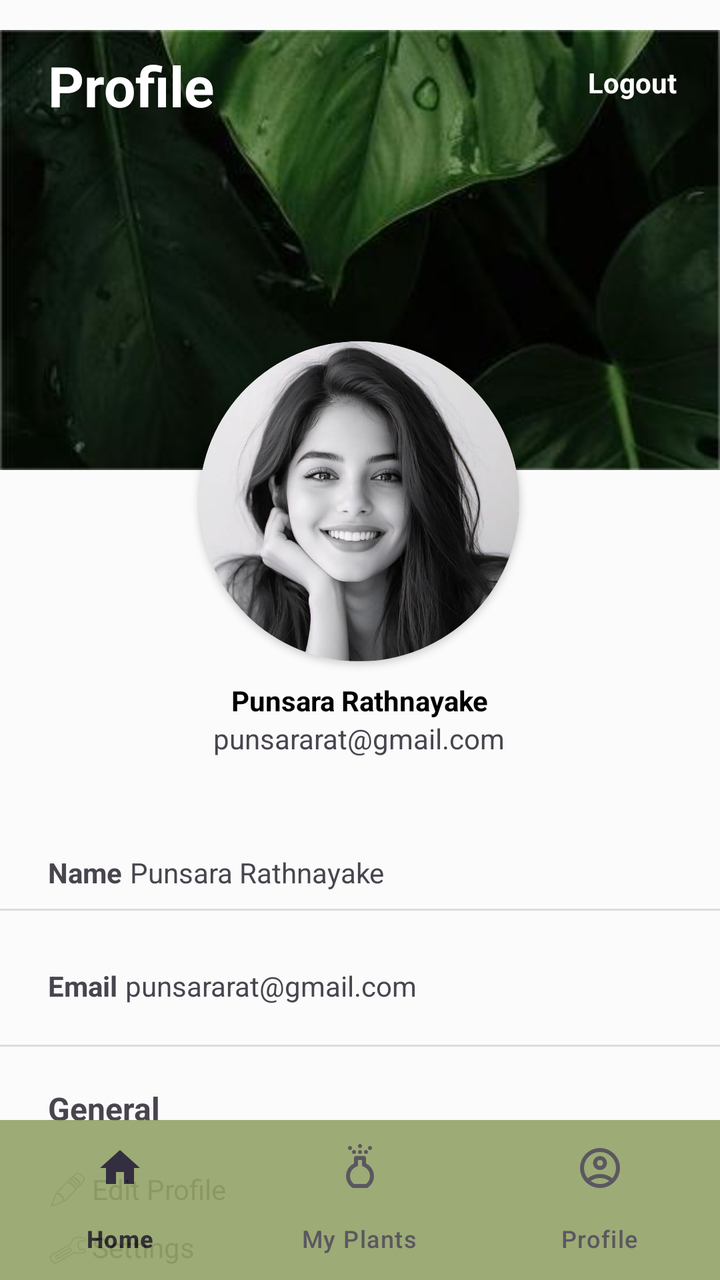
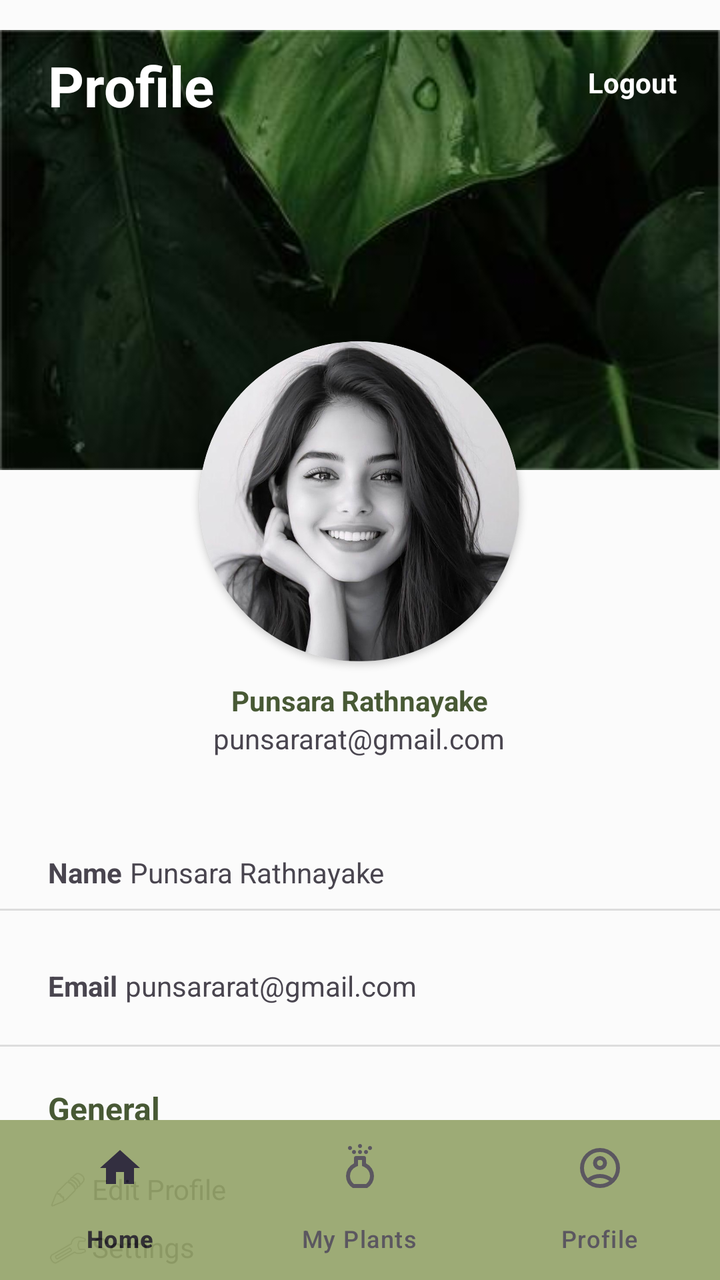

The first picture is an Android layout as it rendered before a commit; the second is the same layout after the commit. The layout source and the unified diff follow.
<!-- AndroidManifest.xml: application theme Theme.LabExam2 -->
<!-- res/layout/activity_profile.xml -->
<?xml version="1.0" encoding="utf-8"?>
<androidx.constraintlayout.widget.ConstraintLayout xmlns:android="http://schemas.android.com/apk/res/android"
    xmlns:app="http://schemas.android.com/apk/res-auto"
    xmlns:tools="http://schemas.android.com/tools"
    android:id="@+id/main"
    android:layout_width="match_parent"
    android:layout_height="match_parent"
    tools:context=".profile">



    <ImageView
        android:id="@+id/imageView6"
        android:layout_width="match_parent"
        android:layout_height="wrap_content"
        app:layout_constraintEnd_toEndOf="parent"
        app:srcCompat="@drawable/signup"
        tools:layout_editor_absoluteY="-2dp" />

    <TextView
        android:id="@+id/textView10"
        android:layout_width="wrap_content"
        android:layout_height="wrap_content"
        android:layout_marginStart="24dp"
        android:layout_marginTop="24dp"
        android:text="@string/profile"
        android:textColor="#ffffff
"
        android:textSize="28sp"
        android:textStyle="bold"
        app:layout_constraintStart_toStartOf="parent"
        app:layout_constraintTop_toTopOf="parent" />


    

    <androidx.cardview.widget.CardView
        android:id="@+id/cardView3"
        android:layout_width="160dp"
        android:layout_height="160dp"
        android:layout_marginTop="170dp"
        app:cardCornerRadius="100dp"
        app:layout_constraintBottom_toTopOf="@+id/bottomNavigationView"
        app:layout_constraintEnd_toEndOf="parent"
        app:layout_constraintHorizontal_bias="0.498"
        app:layout_constraintStart_toStartOf="parent"
        app:layout_constraintTop_toTopOf="parent"
        app:layout_constraintVertical_bias="0.003">

        <ImageView
            android:id="@+id/imageView10"
            android:layout_width="wrap_content"
            android:layout_height="wrap_content"
            app:srcCompat="@drawable/pp" />
    </androidx.cardview.widget.CardView>

    <com.google.android.material.bottomnavigation.BottomNavigationView
        android:id="@+id/bottomNavigationView"
        android:layout_width="0dp"
        android:layout_height="wrap_content"
        android:background="@color/my_secondary"
        android:alpha="0.9"
        app:itemRippleColor="@color/my_hover_color"
        app:layout_constraintBottom_toBottomOf="parent"
        app:layout_constraintEnd_toEndOf="parent"
        app:layout_constraintStart_toStartOf="parent"
        app:menu="@menu/bottomnav"/>

    <TextView
        android:id="@+id/textView32"
        android:layout_width="wrap_content"
        android:layout_height="wrap_content"
        android:layout_marginTop="10dp"
        android:text="Punsara Rathnayake"
        android:textColor="#000000"
        android:textStyle="bold"
        app:layout_constraintEnd_toEndOf="parent"
        app:layout_constraintStart_toStartOf="parent"
        app:layout_constraintTop_toBottomOf="@+id/cardView3" />

    <TextView
        android:id="@+id/textView33"
        android:layout_width="wrap_content"
        android:layout_height="wrap_content"
        android:text="punsararat@gmail.com"
        app:layout_constraintEnd_toEndOf="parent"
        app:layout_constraintHorizontal_bias="0.498"
        app:layout_constraintStart_toStartOf="parent"
        app:layout_constraintTop_toBottomOf="@+id/textView32" />

    <TextView
        android:id="@+id/textView34"
        android:layout_width="wrap_content"
        android:layout_height="wrap_content"
        android:layout_marginStart="24dp"
        android:layout_marginTop="48dp"
        android:text="Name"
        android:textStyle="bold"
        app:layout_constraintStart_toStartOf="parent"
        app:layout_constraintTop_toBottomOf="@+id/textView33" />

    <TextView
        android:id="@+id/textView35"
        android:layout_width="wrap_content"
        android:layout_height="wrap_content"
        android:layout_marginStart="4dp"
        android:layout_marginTop="48dp"
        android:text="Punsara Rathnayake"
        app:layout_constraintStart_toEndOf="@+id/textView34"
        app:layout_constraintTop_toBottomOf="@+id/textView33" />

    <View
        android:id="@+id/divider2"
        android:layout_width="409dp"
        android:layout_height="1dp"
        android:background="?android:attr/listDivider"
        app:layout_constraintBottom_toBottomOf="parent"
        app:layout_constraintEnd_toEndOf="parent"
        app:layout_constraintHorizontal_bias="1.0"
        app:layout_constraintStart_toStartOf="parent"
        app:layout_constraintTop_toBottomOf="@+id/textView35"
        app:layout_constraintVertical_bias="0.045" />

    <TextView
        android:id="@+id/textView36"
        android:layout_width="wrap_content"
        android:layout_height="wrap_content"
        android:layout_marginStart="24dp"
        android:layout_marginTop="28dp"
        android:text="Email"
        android:textStyle="bold"
        app:layout_constraintStart_toStartOf="parent"
        app:layout_constraintTop_toBottomOf="@+id/divider2" />

    <TextView
        android:id="@+id/textView37"
        android:layout_width="wrap_content"
        android:layout_height="wrap_content"
        android:layout_marginStart="4dp"
        android:layout_marginTop="28dp"
        android:text="punsararat@gmail.com"
        app:layout_constraintStart_toEndOf="@+id/textView36"
        app:layout_constraintTop_toBottomOf="@+id/divider2" />

    <View
        android:id="@+id/divider3"
        android:layout_width="409dp"
        android:layout_height="1dp"
        android:layout_marginTop="20dp"
        android:background="?android:attr/listDivider"
        app:layout_constraintTop_toBottomOf="@+id/textView37"
        tools:layout_editor_absoluteX="2dp" />

    <TextView
        android:id="@+id/textView38"
        android:layout_width="wrap_content"
        android:layout_height="wrap_content"
        android:layout_marginStart="24dp"
        android:layout_marginTop="20dp"
        android:text="General"
        android:textSize="16sp"
        android:textStyle="bold"
        app:layout_constraintStart_toStartOf="parent"
        app:layout_constraintTop_toBottomOf="@+id/divider3" />

    <ImageView
        android:id="@+id/imageView13"
        android:layout_width="20dp"
        android:layout_height="20dp"
        android:layout_marginStart="24dp"
        android:layout_marginTop="20dp"
        app:layout_constraintStart_toStartOf="parent"
        app:layout_constraintTop_toBottomOf="@+id/textView38"
        app:srcCompat="@android:drawable/ic_menu_edit" />

    <TextView
        android:id="@+id/textView39"
        android:layout_width="wrap_content"
        android:layout_height="wrap_content"
        android:layout_marginStart="2dp"
        android:layout_marginTop="20dp"
        android:text="Edit Profile"
        app:layout_constraintStart_toEndOf="@+id/imageView13"
        app:layout_constraintTop_toBottomOf="@+id/textView38" />

    <ImageView
        android:id="@+id/imageView16"
        android:layout_width="20dp"
        android:layout_height="20dp"
        android:layout_marginStart="24dp"
        android:layout_marginTop="10dp"
        app:layout_constraintStart_toStartOf="parent"
        app:layout_constraintTop_toBottomOf="@+id/imageView13"
        app:srcCompat="@android:drawable/ic_menu_manage" />

    <TextView
        android:id="@+id/textView40"
        android:layout_width="wrap_content"
        android:layout_height="wrap_content"
        android:layout_marginStart="2dp"
        android:layout_marginTop="10dp"
        android:text="Settings"
        app:layout_constraintStart_toEndOf="@+id/imageView16"
        app:layout_constraintTop_toBottomOf="@+id/textView39" />

    <TextView
        android:id="@+id/textView41"
        android:layout_width="wrap_content"
        android:layout_height="wrap_content"
        android:layout_marginStart="104dp"
        android:layout_marginBottom="120dp"
        android:text="Logout"
        android:textColor="#ffffff"
        android:textStyle="bold"
        app:layout_constraintBottom_toTopOf="@+id/cardView3"
        app:layout_constraintEnd_toEndOf="parent"
        app:layout_constraintHorizontal_bias="0.792"
        app:layout_constraintStart_toEndOf="@+id/textView10" />


</androidx.constraintlayout.widget.ConstraintLayout>
<!-- resources referenced by this layout -->
<resources>
  <color name="my_hover_color">#485935</color>
  <color name="my_secondary">#93A267</color>
  <!-- drawable pp: jpg bitmap (drawable, 53288 bytes) -->
  <!-- drawable signup: jpg bitmap (drawable, 10653 bytes) -->
  <string name="profile">Profile</string>
  <style name="Theme.LabExam2" parent="Base.Theme.LabExam2" />
  <style name="Base.Theme.LabExam2" parent="Theme.Material3.DayNight.NoActionBar">
          
          
  
          
          <item name="colorPrimary">@color/my_primary</item>
          <item name="colorPrimaryVariant">@color/my_primary</item>
          <item name="colorOnPrimary">@color/my_primary</item>
  
  
          
          <item name="colorSecondary">@color/my_secondary</item>
          <item name="colorSecondaryVariant">@color/my_secondary</item>
          <item name="colorOnSecondary">@color/my_secondary</item>
  
          
          <item name="android:statusBarColor">@color/my_primary</item>
          <item name="android:windowBackground">@color/my_primary</item>
  
  
      </style>
  <color name="my_primary">#FBFBFB</color>
</resources>

<!-- the commit's change to res/layout/activity_profile.xml (unified diff, before → after) -->
@@ -24,8 +24,7 @@
         android:layout_marginStart="24dp"
         android:layout_marginTop="24dp"
         android:text="@string/profile"
-        android:textColor="#ffffff
-"
+        android:textColor="@color/white"
         android:textSize="28sp"
         android:textStyle="bold"
         app:layout_constraintStart_toStartOf="parent"
@@ -72,7 +71,7 @@
         android:layout_height="wrap_content"
         android:layout_marginTop="10dp"
         android:text="Punsara Rathnayake"
-        android:textColor="#000000"
+        android:textColor="@color/my_accent"
         android:textStyle="bold"
         app:layout_constraintEnd_toEndOf="parent"
         app:layout_constraintStart_toStartOf="parent"
@@ -160,6 +159,7 @@
         android:text="General"
         android:textSize="16sp"
         android:textStyle="bold"
+        android:textColor="@color/my_accent"
         app:layout_constraintStart_toStartOf="parent"
         app:layout_constraintTop_toBottomOf="@+id/divider3" />
 
@@ -210,7 +210,9 @@
         android:layout_marginStart="104dp"
         android:layout_marginBottom="120dp"
         android:text="Logout"
-        android:textColor="#ffffff"
+        android:clickable="true"
+        android:focusable="true"
+        android:textColor="@color/white"
         android:textStyle="bold"
         app:layout_constraintBottom_toTopOf="@+id/cardView3"
         app:layout_constraintEnd_toEndOf="parent"
<!-- resource entries referenced after the edit -->
@@ -1,7 +1,9 @@
 <!-- resources referenced by this layout -->
 <resources>
+  <color name="my_accent">#485935</color>
   <color name="my_hover_color">#485935</color>
   <color name="my_secondary">#93A267</color>
+  <color name="white">#FFFFFFFF</color>
   <!-- drawable pp: jpg bitmap (drawable, 53288 bytes) -->
   <!-- drawable signup: jpg bitmap (drawable, 10653 bytes) -->
   <string name="profile">Profile</string>
